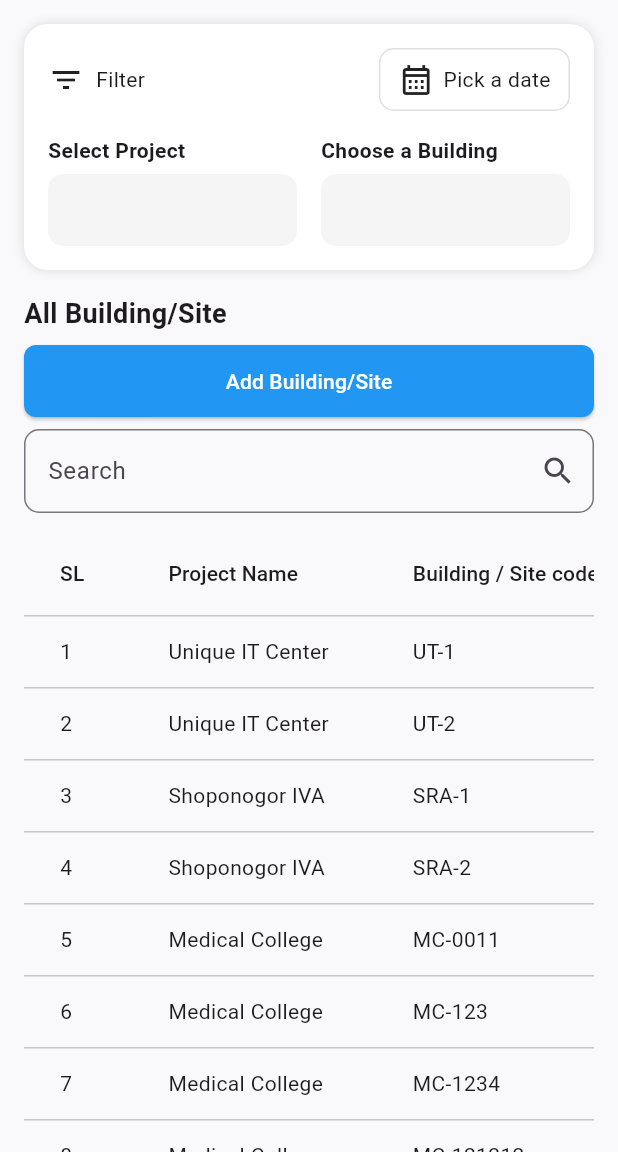
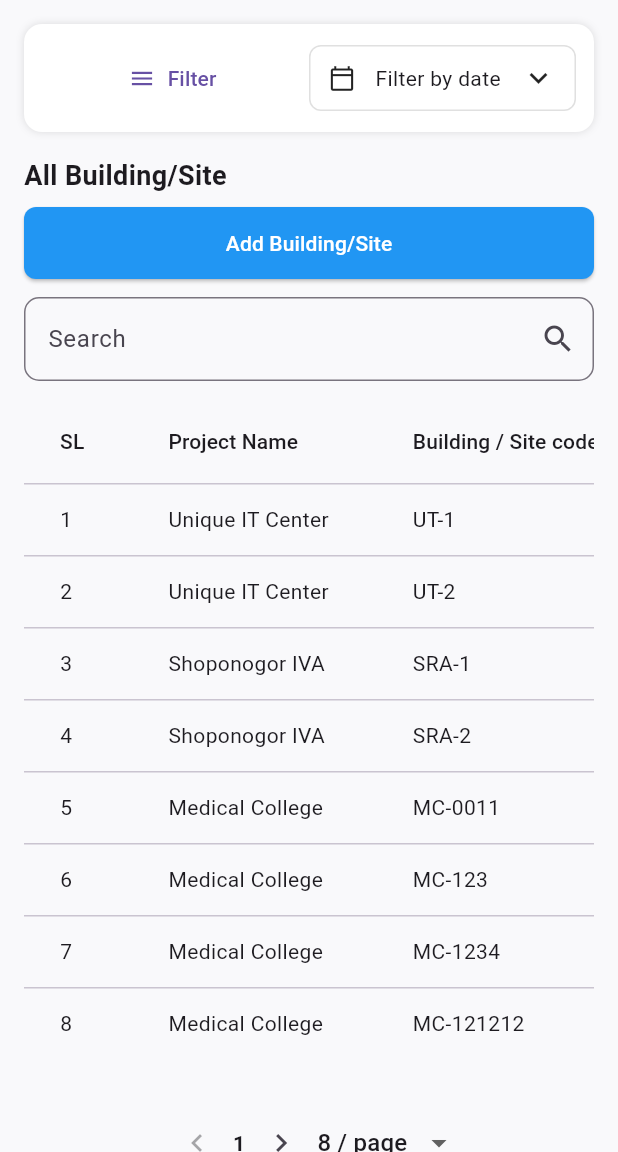
Before and after one commit to tasnimislamraisa/FathSoft, a Flutter app: the BuildingsSitesScreen screen opened directly, on a phone screen of 412 x 824 dp, the part 84-1236 px from its top. Run offline on Flutter 3.47's test engine with Material 3 defaults, Android fonts, the light colour scheme and no system bars; our stand-ins replace fl_chart, get, logger, shared_preferences; accounts and stored records are empty.

Commit message:
filter widget

```diff
--- a/task_1_ios_app/lib/my-imports.dart
+++ b/task_1_ios_app/lib/my-imports.dart
@@ -29,6 +29,7 @@ export 'package:task_1_ios_app/presentation/screens/dashboard-screen/dashboard-w
 export 'package:task_1_ios_app/presentation/screens/dashboard-screen/dashboard-widget/dashboard-appbar-widget.dart';
 export 'package:task_1_ios_app/presentation/screens/dashboard-screen/dashboard-widget/dashboard-card.dart';
 export 'package:task_1_ios_app/presentation/screens/dashboard-screen/dashboard-widget/filter-card-widget.dart';
+export 'package:task_1_ios_app/presentation/screens/dashboard-screen/dashboard-widget/filterbar-with-dropdown-widget.dart';
 export 'package:task_1_ios_app/presentation/screens/dashboard-screen/dashboard-widget/gradient-card-large.dart';
 export 'package:task_1_ios_app/presentation/screens/dashboard-screen/dashboard-widget/revenue-overview-chart.dart';
 export 'package:task_1_ios_app/presentation/screens/dashboard-screen/dashboard-widget/sales-performance-chart.dart';
--- a/task_1_ios_app/lib/presentation/screens/project-control-screen/buildings-sites-screen.dart
+++ b/task_1_ios_app/lib/presentation/screens/project-control-screen/buildings-sites-screen.dart
@@ -10,6 +10,31 @@ class BuildingsSitesScreen extends StatefulWidget {
 class _BuildingsSitesScreenState extends State<BuildingsSitesScreen> {
   @override
   Widget build(BuildContext context) {
+    bool showDropdown = false;
+    bool showFilters = false;
+    DateTimeRange? selectedRange;
+    String selectedDateLabel = 'Filter by date';
+    String selectedDateFilter = 'Filter by date';
+    String? selectedLand;
+    String? selectedPlot;
+
+    final List<String> dateOptions = [
+      'Today',
+      'Yesterday',
+      'Last 7 Days',
+      'Last 30 Days',
+      'This Month',
+      'Last Month',
+      'Custom Range'
+    ];
+
+    final List<String> landList = ['Land A', 'Land B', 'Land C'];
+    final Map<String, List<String>> plotMap = {
+      'Land A': ['Plot A1', 'Plot A2'],
+      'Land B': ['Plot B1', 'Plot B2'],
+      'Land C': ['Plot C1', 'Plot C2'],
+    };
+
     final List<Map<String, String>> buildings = [
       {
         'project': 'Unique IT Center',
@@ -76,8 +101,26 @@ class _BuildingsSitesScreenState extends State<BuildingsSitesScreen> {
       body: ListView(
         padding: const EdgeInsets.all(16),
         children: [
-          FilterCard(),
-          const SizedBox(height: 16),
+          FilterBarWithDropdown(
+            showFilters: showFilters,
+            selectedDateFilter: selectedDateFilter,
+            dateOptions: dateOptions,
+            onToggleFilter: (val) => setState(() => showFilters = val),
+            onDateFilterSelected: (val) =>
+                setState(() => selectedDateFilter = val),
+            selectedLand: selectedLand,
+            selectedPlot: selectedPlot,
+            landList: landList,
+            plotMap: plotMap,
+            onLandChanged: (val) => setState(() {
+              selectedLand = val;
+              selectedPlot = null;
+            }),
+            onPlotChanged: (val) => setState(() => selectedPlot = val),
+          ),
+          const SizedBox(
+            height: 16,
+          ),
           const Text("All Building/Site",
               style: TextStyle(fontWeight: FontWeight.bold, fontSize: 18)),
           const SizedBox(height: 8),
@@ -85,7 +128,7 @@ class _BuildingsSitesScreenState extends State<BuildingsSitesScreen> {
             title: 'Add Building/Site',
             onTap: () {},
           ),
-          const SizedBox(height: 8),
+          const SizedBox(height: 12),
           Search(),
           const SizedBox(height: 12),
           SingleChildScrollView(
```
Also changed, not shown: task_1_ios_app/lib/presentation/screens/dashboard-screen/land-property-screen.dart (+59 -2 lines), task_1_ios_app/lib/presentation/screens/dashboard-screen/rats-apartment-screen.dart (+50 -2 lines).
